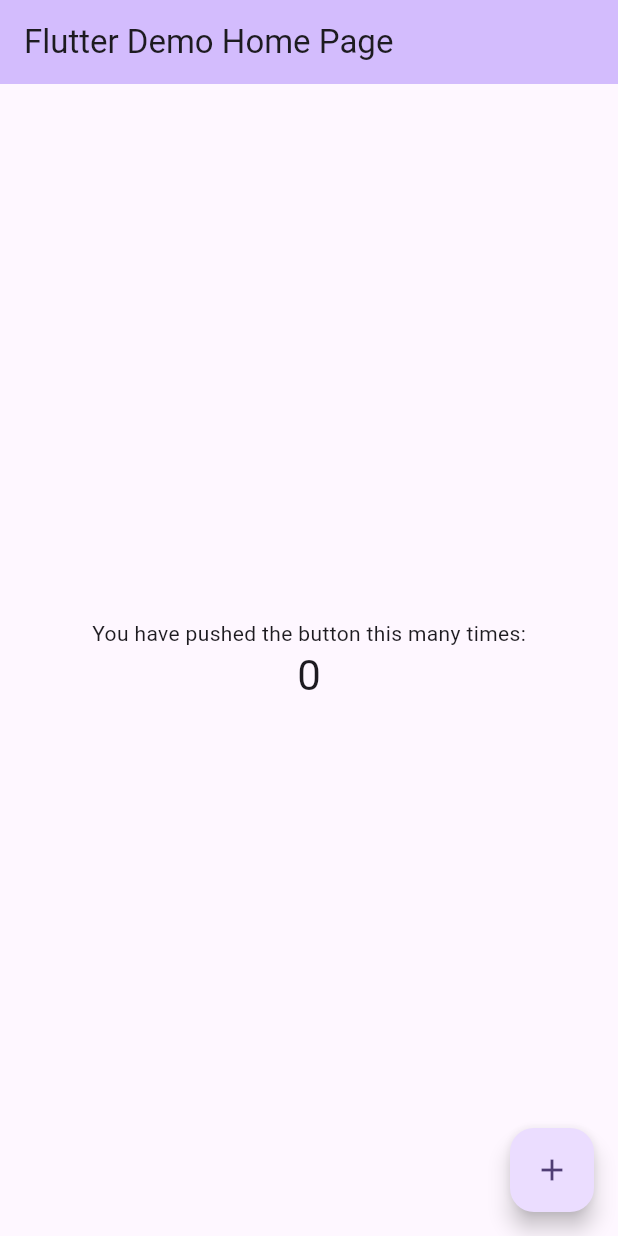
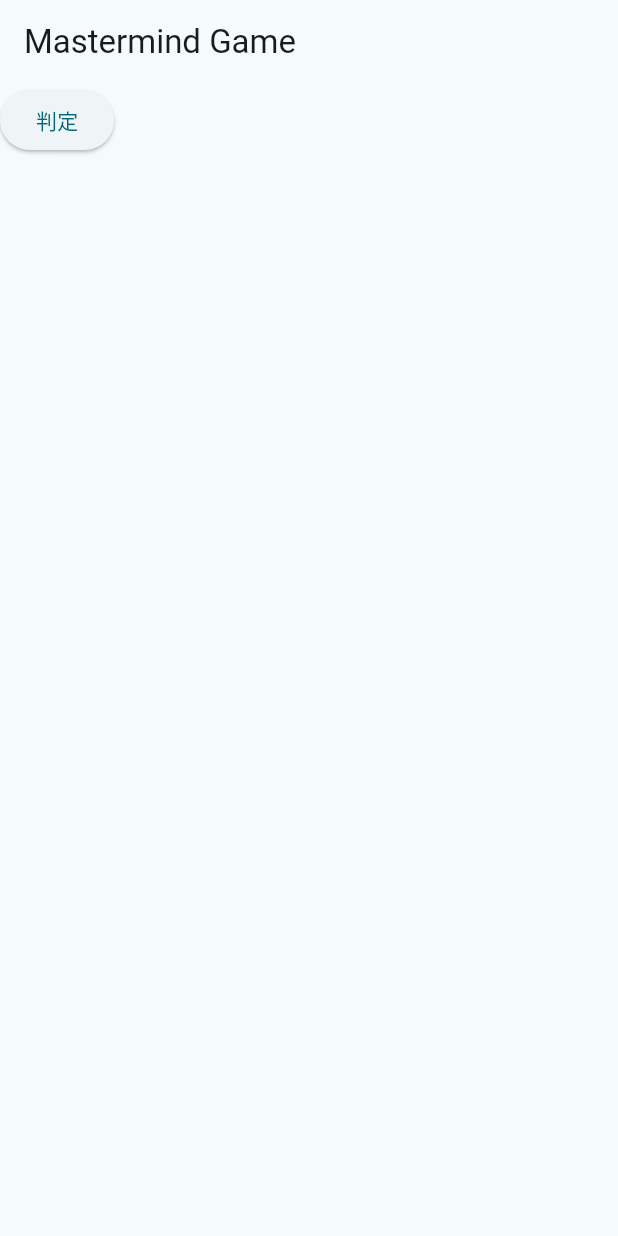
Before and after one commit to yumayuma708/master-mind, a Flutter app: the screen it shows after launch, on a phone screen of 412 x 824 dp. Run offline on Flutter 3.47's test engine with Material 3 defaults, Android fonts, the light colour scheme and no system bars.

Commit message:
Add GameScreen and GameLogic classes

```diff
--- /dev/null
+++ b/lib/creens/game_screen.dart
@@ -0,0 +1,47 @@
+import 'package:flutter/material.dart';
+import 'package:master_mind/logic/game_logic.dart';
+
+class GameScreen extends StatefulWidget {
+  const GameScreen({super.key});
+
+  @override
+  GameScreenState createState() => GameScreenState();
+}
+
+class GameScreenState extends State<GameScreen> {
+  final GameLogic gameLogic = GameLogic(4); // 4色の組み合わせでゲームロジックを初期化
+  List<Color> userGuess = []; // ユーザーの推測を保持するリスト
+  Map<String, int>? lastResult; // 最後の結果を保持する変数
+
+  @override
+  Widget build(BuildContext context) {
+    return Scaffold(
+      appBar: AppBar(
+        title: const Text('Mastermind Game'),
+      ),
+      body: Column(
+        children: [
+          // ここにユーザーの入力ウィジェットを追加
+          // ...
+
+          ElevatedButton(
+            onPressed: () {
+              setState(() {
+                // ユーザーの推測をチェックして結果を取得
+                lastResult = gameLogic.checkGuess(userGuess);
+              });
+            },
+            child: const Text('判定'),
+          ),
+          if (lastResult != null) ...[
+            Text('ヒット: ${lastResult!['hits']}'),
+            Text('ブロー: ${lastResult!['blows']}'),
+          ],
+        ],
+      ),
+    );
+  }
+
+  // ここにユーザーの推測を設定するメソッドを追加
+  // ...
+}
--- /dev/null
+++ b/lib/logic/game_logic.dart
@@ -0,0 +1,56 @@
+import 'dart:math';
+import 'package:flutter/material.dart';
+
+class GameLogic {
+  // 利用可能な色のリスト
+  static final List<Color> availableColors = [
+    Colors.red, // 赤
+    Colors.yellow, // 黄
+    Colors.green, // 緑
+    Colors.blue, // 青
+    Colors.purple // 紫
+  ];
+
+  // 正解の色の組み合わせを保持する変数
+  late List<Color> answer;
+
+  GameLogic(int length) {
+    answer = generateRandomAnswer(length);
+  }
+
+  // ランダムな正解の色の組み合わせを生成する関数
+  List<Color> generateRandomAnswer(int length) {
+    Random random = Random();
+    List<Color> answer = [];
+
+    for (int i = 0; i < length; i++) {
+      answer.add(availableColors[random.nextInt(availableColors.length)]);
+    }
+
+    return answer;
+  }
+
+  // プレイヤーの推測をチェックする関数
+  Map<String, int> checkGuess(List<Color> guess) {
+    int hits = 0; // ヒット (位置も色も正しい)
+    int blows = 0; // ブロー (色は正しいが位置が違う)
+
+    List<Color> tempAnswer = List<Color>.from(answer);
+
+    for (int i = 0; i < guess.length; i++) {
+      if (guess[i] == tempAnswer[i]) {
+        hits++;
+        tempAnswer[i] = Colors.transparent;
+      }
+    }
+
+    for (int i = 0; i < guess.length; i++) {
+      if (guess[i] != Colors.transparent && tempAnswer.contains(guess[i])) {
+        blows++;
+        tempAnswer[tempAnswer.indexOf(guess[i])] = Colors.transparent;
+      }
+    }
+
+    return {'hits': hits, 'blows': blows};
+  }
+}
--- a/lib/main.dart
+++ b/lib/main.dart
@@ -1,69 +1,6 @@
 import 'package:flutter/material.dart';
+import 'package:master_mind/master_mind.dart';
 
 void main() {
-  runApp(const MyApp());
+  runApp(const GameApp());
 }
-
-class MyApp extends StatelessWidget {
-  const MyApp({super.key});
-
-  @override
-  Widget build(BuildContext context) {
-    return MaterialApp(
-      title: 'Flutter Demo',
-      theme: ThemeData(
-        colorScheme: ColorScheme.fromSeed(seedColor: Colors.deepPurple),
-        useMaterial3: true,
-      ),
-      home: const MyHomePage(title: 'Flutter Demo Home Page'),
-    );
-  }
-}
-
-class MyHomePage extends StatefulWidget {
-  const MyHomePage({super.key, required this.title});
-
-  final String title;
-
-  @override
-  State<MyHomePage> createState() => _MyHomePageState();
-}
-
-class _MyHomePageState extends State<MyHomePage> {
-  int _counter = 0;
-
-  void _incrementCounter() {
-    setState(() {
-      _counter++;
-    });
-  }
-
-  @override
-  Widget build(BuildContext context) {
-    return Scaffold(
-      appBar: AppBar(
-        backgroundColor: Theme.of(context).colorScheme.inversePrimary,
-        title: Text(widget.title),
-      ),
-      body: Center(
-        child: Column(
-          mainAxisAlignment: MainAxisAlignment.center,
-          children: <Widget>[
-            const Text(
-              'You have pushed the button this many times:',
-            ),
-            Text(
-              '$_counter',
-              style: Theme.of(context).textTheme.headlineMedium,
-            ),
-          ],
-        ),
-      ),
-      floatingActionButton: FloatingActionButton(
-        onPressed: _incrementCounter,
-        tooltip: 'Increment',
-        child: const Icon(Icons.add),
-      ), // This trailing comma makes auto-formatting nicer for build methods.
-    );
-  }
-}
--- /dev/null
+++ b/lib/master_mind.dart
@@ -0,0 +1,18 @@
+import 'package:flutter/material.dart';
+import 'package:master_mind/creens/game_screen.dart';
+
+class GameApp extends StatelessWidget {
+  const GameApp({super.key});
+
+  @override
+  Widget build(BuildContext context) {
+    return MaterialApp(
+      title: 'Flutter Demo',
+      theme: ThemeData(
+        colorScheme: ColorScheme.fromSeed(seedColor: Colors.cyan),
+        useMaterial3: true,
+      ),
+      home: const GameScreen(),
+    );
+  }
+}
--- a/pubspec.yaml
+++ b/pubspec.yaml
@@ -11,6 +11,7 @@ dependencies:
     sdk: flutter
 
   cupertino_icons: ^1.0.2
+  flutter_riverpod: ^2.4.5
 
 dev_dependencies:
   flutter_test:
```
Also changed, not shown: pubspec.lock, 1 other file.
